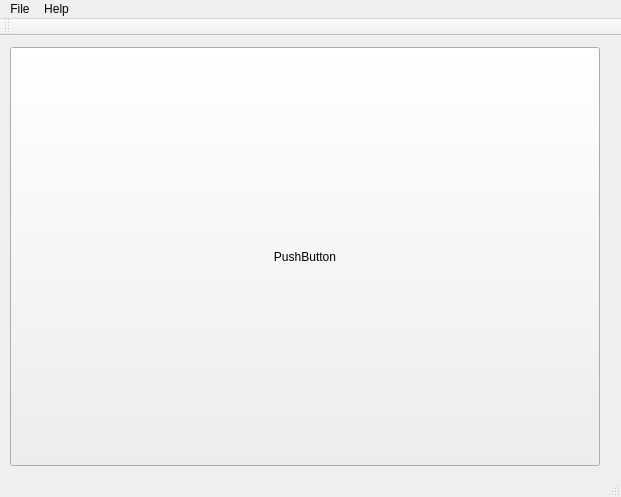
Qt form form/mainwindow.ui (electromanko/lift3D) before a commit.
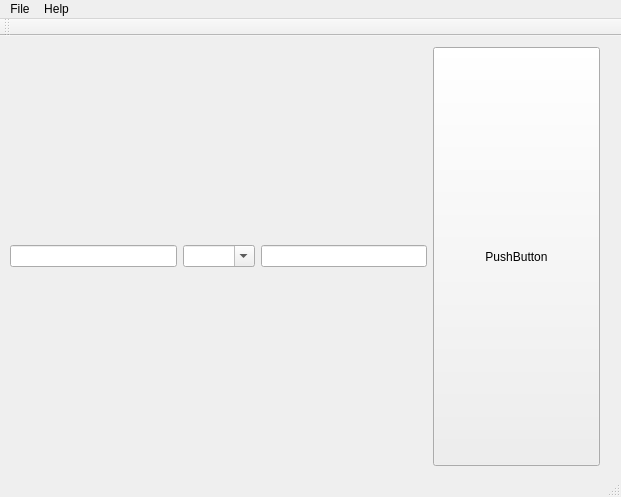
The same form after that commit.

Commit message: Added send command function to send dialog

Patch:
```diff
--- a/form/mainwindow.ui
+++ b/form/mainwindow.ui
@@ -33,6 +33,23 @@
      <property name="leftMargin">
       <number>0</number>
      </property>
+     <item>
+      <widget class="QLineEdit" name="lineEdit_2"/>
+     </item>
+     <item>
+      <widget class="QComboBox" name="comboBox">
+       <property name="editable">
+        <bool>true</bool>
+       </property>
+      </widget>
+     </item>
+     <item>
+      <widget class="QLineEdit" name="lineEdit">
+       <property name="text">
+        <string/>
+       </property>
+      </widget>
+     </item>
      <item>
       <widget class="QPushButton" name="pushButton">
        <property name="sizePolicy">
```
The commit also changes 3 other files.
